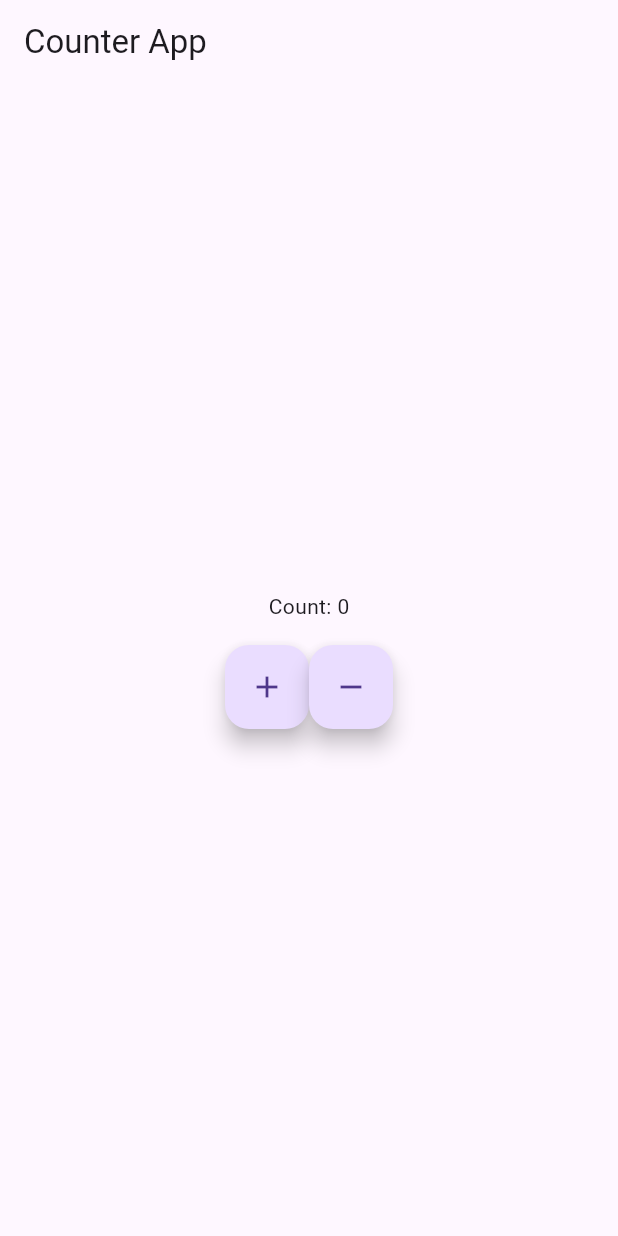
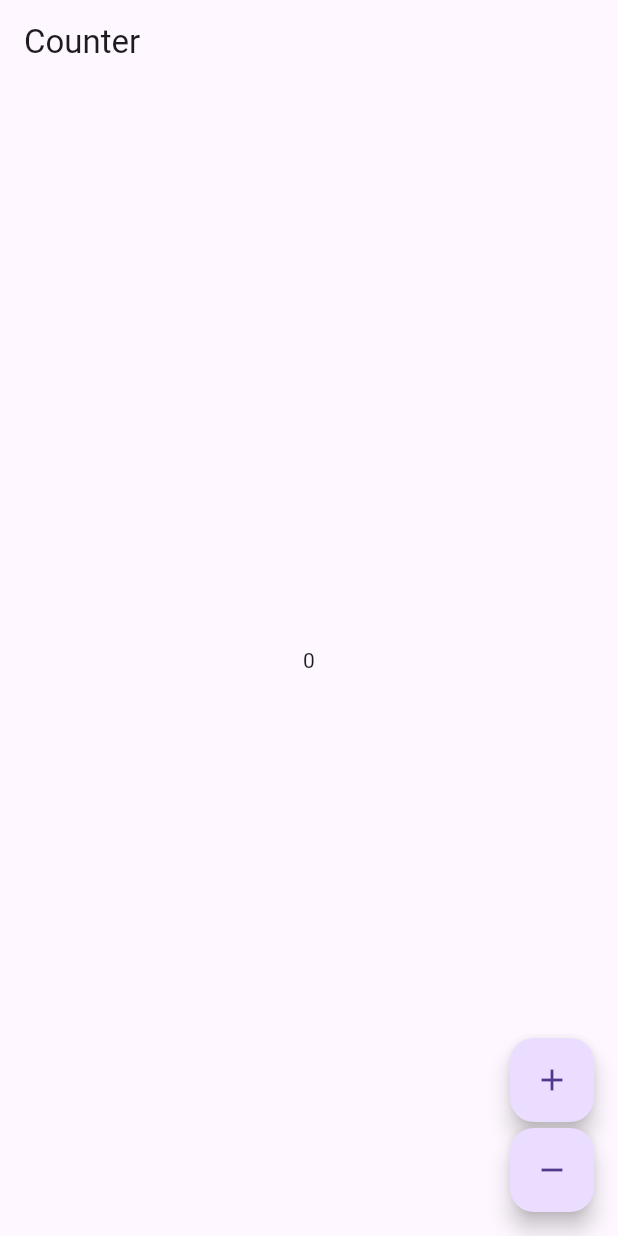
Before and after one commit to LennonSoc/Test, a Flutter app: the screen it shows after launch, on a phone screen of 412 x 824 dp. Run offline on Flutter 3.47's test engine with Material 3 defaults, Android fonts, the phone set to English and light mode, and no system bars; our stand-ins replace flutter_bloc.

```diff
--- a/lib/main.dart
+++ b/lib/main.dart
@@ -1,5 +1,8 @@
 import 'package:flutter/material.dart';
 import 'package:flutter_application_1/CounterBloc/counter_bloc_page.dart';
+import 'package:flutter_application_1/CounterCubit/counter_cubit.dart';
+import 'package:flutter_application_1/CounterCubit/counter_page.dart';
+import 'package:flutter_bloc/flutter_bloc.dart';
 
 void main() {
   runApp(const MyApp());
@@ -25,11 +28,11 @@ class MyApp extends StatelessWidget {
         // is not restarted.
         primarySwatch: Colors.blue,
       ),
-      // home: BlocProvider(
-      //   create: (_) => CounterCubit(),
-      //   child: const CounterPage(),
-      // ),
-      home: const CountgerBlocPage(),
+      home: BlocProvider(
+        create: (_) => CounterCubit(),
+        child: const CounterPage(),
+      ),
+      // home: const CountgerBlocPage(),
     );
   }
 }
```
